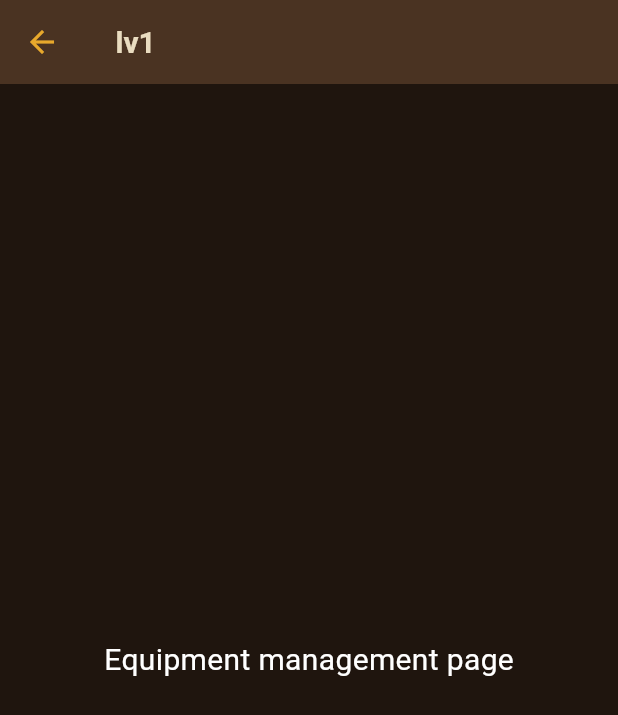
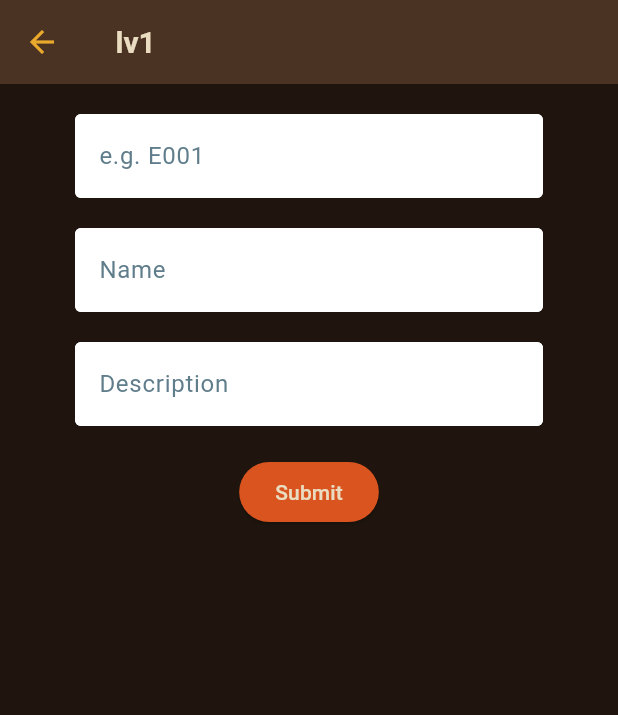
Before and after one commit to m1k3br4n6/fitness_slayer_app_s6, a Flutter app: the equipmentManage screen opened directly, on a phone screen of 412 x 824 dp. Shown: the top 715 px of the screen. Run offline on Flutter 3.47's test engine with Material 3 defaults, Android fonts, the phone set to English and light mode, and no system bars; our stand-ins replace circular_countdown_timer, cloud_firestore, firebase_auth, firebase_core, flutter_local_notifications, flutter_spinkit and 1 more; missing offline and left inert: muscle_mapper; accounts and stored records are empty.

Commit message:
Admin dashboard functionality

```diff
--- a/lib/screens/admin/equipment_management.dart
+++ b/lib/screens/admin/equipment_management.dart
@@ -1,6 +1,8 @@
 import 'package:flutter/material.dart';
 import '../../theme/app_colors.dart';
+import '../../theme/constants.dart';
 import '../../widgets/app_bar.dart';
+import '../../widgets/loading.dart';
 
 class equipmentManage extends StatefulWidget {
   const equipmentManage({super.key});
@@ -10,20 +12,96 @@ class equipmentManage extends StatefulWidget {
 }
 
 class _equipmentManageState extends State<equipmentManage> {
+  final _formKey = GlobalKey<FormState>();
+  bool loading = false;
+
+  String id = '';
+  String name = '';
+  String description = '';
+
+  String spriteImagePath = 'assets/spritesheets/stock/'; //+ 'knight_attack_blue.png'
+  String attackSheetPath = 'assets/spritesheets/attack/'; //+ 'knight_attack_blue_spritesheet.png'
+  String idleSheetPath = 'assets/spritesheets/idle/'; //+ 'knight_idle_blue_spritesheet.png'
+
+  int atkBonus = 0;
+  int hpBonus = 0;
+  double price = 0.0;
+
   @override
   Widget build(BuildContext context) {
-    return const Scaffold(
+    return loading ? Loading() : Scaffold( //if loading is true, show loading widget
+      backgroundColor: AppColors.obsidianBlack,
       appBar: const MyAppBar(),
-      backgroundColor: AppColors.obsidianBlack,
-      body: Center(
-        child: Column(
-          mainAxisAlignment: MainAxisAlignment.center,
-          children: [
-            const Text(
-              'Equipment management page',
-              style: TextStyle(color: Colors.white, fontSize: 20),
-            ),
-          ],
+      body: Container(
+        padding: EdgeInsets.symmetric(vertical: 20.0, horizontal: 50.0),
+        child: Form(
+          key: _formKey, //form needs form key
+          child: Column(
+            children: <Widget>[
+
+              TextFormField(
+                style: const TextStyle(color: Colors.black),
+                decoration: textInputFieldDecoration.copyWith(hintText: 'e.g. E001', hintStyle: const TextStyle(
+                  color: Colors.blueGrey,
+                ),),
+                validator: (val) => val == null || val.isEmpty || val.length < 4
+                    ? 'Please enter valid, unique equipment ID, e.g. E001 or E102'
+                    : null,
+                onChanged: (val) {
+                  id = val;
+                },
+              ),
+
+              SizedBox(height: 20.0),
+
+              TextFormField(
+                style: const TextStyle(color: Colors.black),
+                decoration: textInputFieldDecoration.copyWith(hintText: 'Name', hintStyle: const TextStyle(
+                  color: Colors.blueGrey,
+                ),),
+                validator: (val) => val == null || val.isEmpty || val.length < 6 || val.length > 16
+                    ? 'Name should be 6 - 16 characters long'
+                    : null,
+                onChanged: (val) {
+                  name = val;
+                },
+              ),
+
+              SizedBox(height: 20.0),
+
+              TextFormField(
+                style: const TextStyle(color: Colors.black),
+                decoration: textInputFieldDecoration.copyWith(hintText: 'Description', hintStyle: const TextStyle(
+                  color: Colors.blueGrey,
+                ),),
+                obscureText: true,
+                validator: (val) => val == null || val.length < 10 || val.length > 32
+                    ? 'Description should be 10 - 32 characters long'
+                    : null,
+                onChanged: (val) {
+                  setState(() {
+                    description = val;
+                  });
+                },
+              ),
+
+              SizedBox(height: 20.0),
+
+              ElevatedButton(
+                style: ElevatedButton.styleFrom(
+                  backgroundColor: AppColors.flameOrange,
+                ),
+                child: Text('Submit', style: TextStyle(color: AppColors.parchmentWhite,)),
+                onPressed: () async {
+                  if (_formKey.currentState?.validate() ?? false)
+                  {
+                    setState(() => loading = true);
+                  }
+                },
+              ),
+
+            ],
+          ),
         ),
       ),
     );
--- a/lib/screens/home.dart
+++ b/lib/screens/home.dart
@@ -1,3 +1,4 @@
+import 'package:fitness_slayer_01/screens/admin/admin_dashboard.dart';
 import 'package:fitness_slayer_01/screens/admin/equipment_management.dart';
 import 'package:fitness_slayer_01/screens/extra-features/info.dart';
 import 'package:fitness_slayer_01/screens/extra-features/work_in_progress_warning.dart';
@@ -247,7 +248,7 @@ class _HomeState extends State<Home> {
                             Navigator.push(
                               context,
                               MaterialPageRoute(
-                                builder: (context) => const WorkInProgressWarning(),
+                                builder: (context) => const adminDashboard(),
                               ),
                             );
                           },
```
Also changed, not shown: lib/models/equipment.dart (added, +23 -0 lines), lib/screens/admin/admin_dashboard.dart (added, +68 -0 lines), lib/services/database_service.dart (+28 -4 lines).
